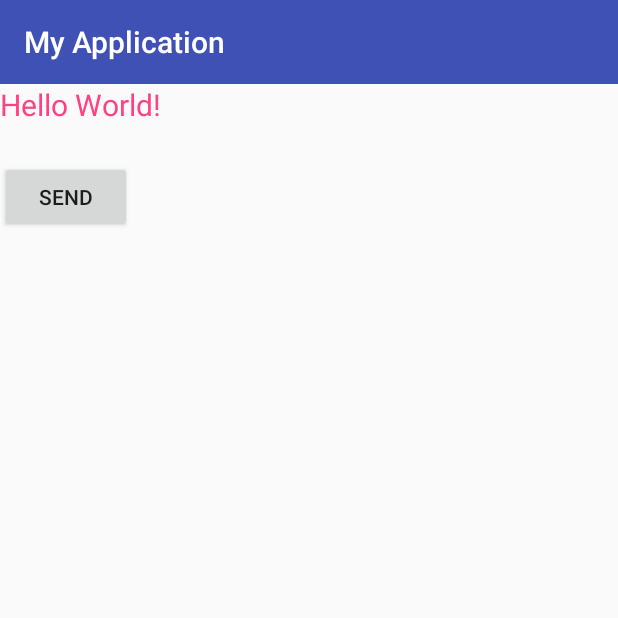
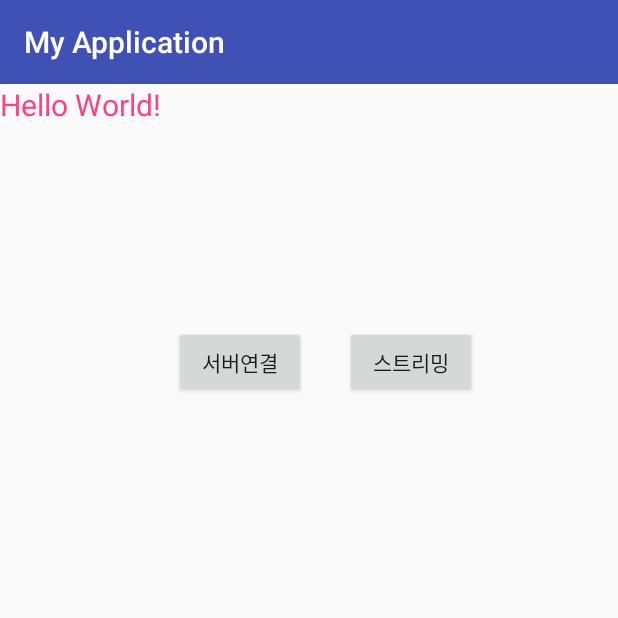
Before and after one commit to Yms2929/2018ImagineCup, an Android app: the SocketClient screen opened directly, with no data from a screen before it, on a phone screen of 412 x 824 dp, the top half of it. Run offline under Robolectric (Android 15) with nearby library versions, the phone set to English and light mode, and no system bars.

Commit message:
타이머로 소켓 메세지 보내기

```diff
--- a/ImagineCup/app/src/main/java/com/example/myapplication/SocketClient.java
+++ b/ImagineCup/app/src/main/java/com/example/myapplication/SocketClient.java
@@ -1,5 +1,6 @@
 package com.example.myapplication;
 
+import android.content.Intent;
 import android.os.AsyncTask;
 import android.os.Bundle;
 import android.support.v7.app.AppCompatActivity;
@@ -13,12 +14,14 @@ import java.io.InputStream;
 import java.io.OutputStream;
 import java.net.Socket;
 import java.net.UnknownHostException;
+import java.util.Timer;
+import java.util.TimerTask;
 
 public class SocketClient extends AppCompatActivity {
-    Socket socket = null;
     TextView receiveText;
-    Button connectBtn;
-    String ip = "192.168.0.92";
+    Button btnConnect;
+    Button btnStreaming;
+    String ip = "192.168.0.175";
     String port = "8888";
     MyClientTask myClientTask;
     boolean stream = false;
@@ -30,21 +33,34 @@ public class SocketClient extends AppCompatActivity {
 
         getSupportActionBar().setElevation(0);
 
-        connectBtn = (Button) findViewById(R.id.buttonConnect);
+        btnConnect = (Button) findViewById(R.id.btnConnect);
+        btnStreaming = (Button) findViewById(R.id.btnStreaming);
         receiveText = (TextView) findViewById(R.id.textViewReceive);
 
-        connectBtn.setOnClickListener(new View.OnClickListener() {
+        btnConnect.setOnClickListener(new View.OnClickListener() {
+            @Override
+            public void onClick(View v) {
+                if (!stream) {
+                    Timer timer = new Timer();
+                    TimerTask timerTask = new TimerTask() {
+                        @Override
+                        public void run() {
+                            myClientTask = new MyClientTask(ip, Integer.parseInt(port), "connect");
+                            myClientTask.execute();
+                        }
+                    };
+
+                    timer.schedule(timerTask, 1000, 5000);
+                }
+            }
+        });
+
+        btnStreaming.setOnClickListener(new View.OnClickListener() {
             @Override
             public void onClick(View view) {
-                if (!stream) {
-                    myClientTask = new MyClientTask(ip, Integer.parseInt(port), "send");
-                    stream = true;
-                } else if (stream) {
-                    myClientTask = new MyClientTask(ip, Integer.parseInt(port), "exit");
-                    stream = false;
-                }
-
+                myClientTask = new MyClientTask(ip, Integer.parseInt(port), "send");
                 myClientTask.execute();
+                stream = true;
             }
         });
     }
@@ -83,6 +99,7 @@ public class SocketClient extends AppCompatActivity {
                 }
 
                 response = "서버의 응답: " + response; // 서버로부터 응답을 받아서 웹뷰를 띄워줘야 한다
+
             } catch (UnknownHostException e) {
                 e.printStackTrace();
                 response = "UnKnownHostException: " + e.toString();
@@ -105,7 +122,28 @@ public class SocketClient extends AppCompatActivity {
         @Override
         protected void onPostExecute(Void result) {
             receiveText.setText(response);
+            if (myMessage.equals("send")) {
+                startActivity(new Intent(getApplicationContext(), WebViewStreaming.class));
+            }
             super.onPostExecute(result);
         }
     }
+
+    @Override
+    protected void onRestart() {
+        super.onRestart();
+
+        if (stream) {
+            Timer timer = new Timer();
+            TimerTask timerTask = new TimerTask() {
+                @Override
+                public void run() {
+                    myClientTask = new MyClientTask(ip, Integer.parseInt(port), "exit");
+                    myClientTask.execute();
+                }
+            };
+
+            timer.schedule(timerTask, 1000, 5000);
+        }
+    }
 }
--- a/ImagineCup/app/src/main/res/layout/activity_socket_client.xml
+++ b/ImagineCup/app/src/main/res/layout/activity_socket_client.xml
@@ -7,7 +7,7 @@
     tools:context="com.example.myapplication.SocketClient">
 
     <TextView
-        android:layout_width="wrap_content"
+        android:layout_width="match_parent"
         android:layout_height="wrap_content"
         android:textSize="20dp"
         android:textColor="@color/colorAccent"
@@ -15,12 +15,23 @@
         android:id="@+id/textViewReceive" />
 
     <Button
-        android:id="@+id/buttonConnect"
+        android:id="@+id/btnConnect"
         android:layout_width="wrap_content"
         android:layout_height="wrap_content"
-        android:layout_alignParentStart="true"
         android:layout_below="@+id/textViewReceive"
-        android:layout_marginTop="24dp"
-        android:text="Send" />
+        android:layout_marginEnd="26dp"
+        android:layout_marginTop="134dp"
+        android:layout_toStartOf="@+id/btnStreaming"
+        android:text="서버연결" />
+
+    <Button
+        android:id="@+id/btnStreaming"
+        android:layout_width="wrap_content"
+        android:layout_height="wrap_content"
+        android:layout_alignBaseline="@+id/btnConnect"
+        android:layout_alignBottom="@+id/btnConnect"
+        android:layout_alignParentEnd="true"
+        android:layout_marginEnd="94dp"
+        android:text="스트리밍" />
 
 </RelativeLayout>
```
Also changed, not shown: ImagineCup/app/src/main/java/com/example/myapplication/WebViewStreaming.java (+4 -4 lines), ImagineCup/app/src/main/res/layout/activity_webviewstreaming.xml (+11 -3 lines), 2 other files.
